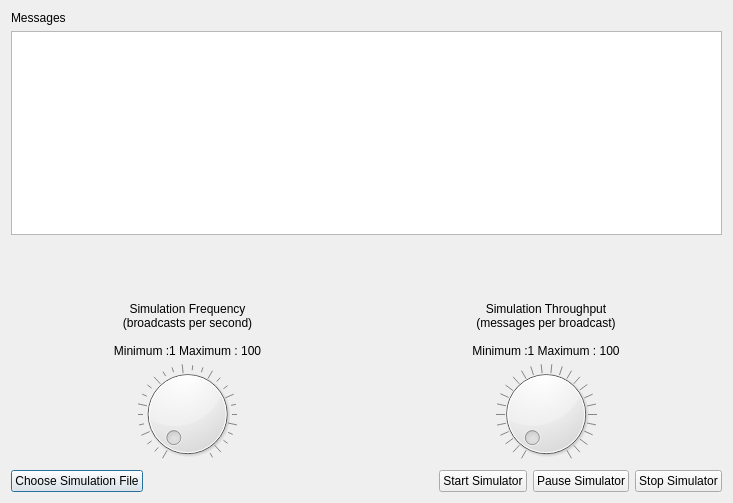
Old version of the form source/ArcGISQtMessageSimulator/SimulatorDialog.ui in the repository Esri/geomessage-simulator-qt.
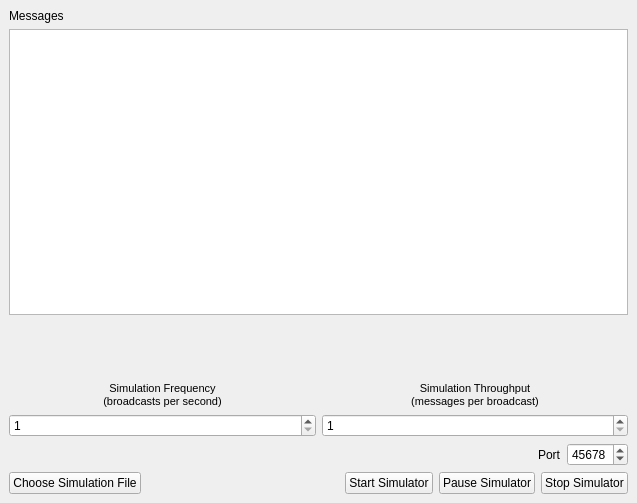
New version of the form.

Commit message: Update MessageSimulator to newer version with Geomessage

Patch:
```diff
--- a/source/ArcGISQtMessageSimulator/SimulatorDialog.ui
+++ b/source/ArcGISQtMessageSimulator/SimulatorDialog.ui
@@ -1,18 +1,19 @@
 <?xml version="1.0" encoding="UTF-8"?>
 <ui version="4.0">
  <class>SimulatorDialog</class>
- <widget class="QDialog" name="SimulatorDialog">
+ <widget class="QMainWindow" name="SimulatorDialog">
   <property name="geometry">
    <rect>
     <x>0</x>
     <y>0</y>
-    <width>733</width>
+    <width>637</width>
     <height>503</height>
    </rect>
   </property>
   <property name="windowTitle">
    <string>Message Simulator</string>
   </property>
+  <widget class="QWidget" name="centralwidget">
   <layout class="QVBoxLayout" name="verticalLayout">
    <item>
     <widget class="QLabel" name="label">
@@ -22,7 +23,14 @@
     </widget>
    </item>
    <item>
-    <widget class="QTableWidget" name="messagesWidget"/>
+     <widget class="QTableWidget" name="messagesWidget">
+      <property name="selectionMode">
+       <enum>QAbstractItemView::SingleSelection</enum>
+      </property>
+      <property name="selectionBehavior">
+       <enum>QAbstractItemView::SelectRows</enum>
+      </property>
+     </widget>
    </item>
    <item>
     <spacer name="horizontalSpacer_2">
@@ -69,77 +77,112 @@
     </spacer>
    </item>
    <item>
-    <layout class="QGridLayout" name="gridLayout" rowstretch="0,0" columnstretch="0,0">
-     <item row="0" column="0">
+     <layout class="QGridLayout" name="gridLayout" rowstretch="0,0,0,0" columnstretch="0,0">
+      <item row="2" column="0">
       <widget class="QLabel" name="lblFrequency">
        <property name="text">
-        <string>Simulation Frequency
-(broadcasts per second)
-
-Minimum :1 Maximum : 100</string>
+         <string>&lt;!DOCTYPE HTML PUBLIC &quot;-//W3C//DTD HTML 4.0//EN&quot; &quot;http://www.w3.org/TR/REC-html40/strict.dtd&quot;&gt;
+&lt;html&gt;&lt;head&gt;&lt;meta name=&quot;qrichtext&quot; content=&quot;1&quot; /&gt;&lt;style type=&quot;text/css&quot;&gt;
+p, li { white-space: pre-wrap; }
+&lt;/style&gt;&lt;/head&gt;&lt;body style=&quot; font-family:'MS Shell Dlg 2'; font-size:8.25pt; font-weight:400; font-style:normal;&quot;&gt;
+&lt;p style=&quot; margin-top:0px; margin-bottom:0px; margin-left:0px; margin-right:0px; -qt-block-indent:0; text-indent:0px;&quot;&gt;&lt;span style=&quot; font-size:8pt;&quot;&gt;Simulation Frequency&lt;/span&gt;&lt;/p&gt;
+&lt;p style=&quot; margin-top:0px; margin-bottom:0px; margin-left:0px; margin-right:0px; -qt-block-indent:0; text-indent:0px;&quot;&gt;&lt;span style=&quot; font-size:8pt;&quot;&gt;(broadcasts per second)&lt;/span&gt;&lt;/p&gt;&lt;/body&gt;&lt;/html&gt;</string>
        </property>
        <property name="alignment">
         <set>Qt::AlignCenter</set>
        </property>
       </widget>
      </item>
-     <item row="1" column="1">
-      <widget class="QDial" name="dialThroughput">
-       <property name="minimum">
-        <number>1</number>
-       </property>
-       <property name="maximum">
-        <number>100</number>
-       </property>
-       <property name="pageStep">
-        <number>1</number>
-       </property>
-       <property name="sliderPosition">
-        <number>1</number>
-       </property>
-       <property name="notchesVisible">
-        <bool>true</bool>
-       </property>
-      </widget>
-     </item>
-     <item row="0" column="1">
+      <item row="2" column="1">
       <widget class="QLabel" name="lblThroughput">
        <property name="text">
-        <string>Simulation Throughput
-(messages per broadcast)
-
-Minimum :1 Maximum : 100</string>
+         <string>&lt;!DOCTYPE HTML PUBLIC &quot;-//W3C//DTD HTML 4.0//EN&quot; &quot;http://www.w3.org/TR/REC-html40/strict.dtd&quot;&gt;
+&lt;html&gt;&lt;head&gt;&lt;meta name=&quot;qrichtext&quot; content=&quot;1&quot; /&gt;&lt;style type=&quot;text/css&quot;&gt;
+p, li { white-space: pre-wrap; }
+&lt;/style&gt;&lt;/head&gt;&lt;body style=&quot; font-family:'MS Shell Dlg 2'; font-size:8.25pt; font-weight:400; font-style:normal;&quot;&gt;
+&lt;p style=&quot; margin-top:0px; margin-bottom:0px; margin-left:0px; margin-right:0px; -qt-block-indent:0; text-indent:0px;&quot;&gt;&lt;span style=&quot; font-size:8pt;&quot;&gt;Simulation Throughput&lt;/span&gt;&lt;/p&gt;
+&lt;p style=&quot; margin-top:0px; margin-bottom:0px; margin-left:0px; margin-right:0px; -qt-block-indent:0; text-indent:0px;&quot;&gt;&lt;span style=&quot; font-size:8pt;&quot;&gt;(messages per broadcast)&lt;/span&gt;&lt;/p&gt;&lt;/body&gt;&lt;/html&gt;</string>
        </property>
        <property name="alignment">
         <set>Qt::AlignCenter</set>
        </property>
       </widget>
      </item>
-     <item row="1" column="0">
-      <widget class="QDial" name="dialFrequency">
+      <item row="3" column="1">
+       <widget class="QSpinBox" name="spinBox_throughput">
        <property name="minimum">
         <number>1</number>
        </property>
        <property name="maximum">
-        <number>100</number>
-       </property>
-       <property name="pageStep">
-        <number>3</number>
-       </property>
-       <property name="tracking">
-        <bool>true</bool>
-       </property>
-       <property name="invertedAppearance">
-        <bool>false</bool>
-       </property>
-       <property name="invertedControls">
-        <bool>false</bool>
-       </property>
-       <property name="wrapping">
-        <bool>false</bool>
-       </property>
-       <property name="notchesVisible">
-        <bool>true</bool>
+         <number>2000000000</number>
+        </property>
+        <property name="value">
+         <number>1</number>
+        </property>
+       </widget>
+      </item>
+      <item row="3" column="0">
+       <widget class="QSpinBox" name="spinBox_frequency">
+        <property name="minimum">
+         <number>1</number>
+        </property>
+        <property name="maximum">
+         <number>2000000000</number>
+        </property>
+        <property name="value">
+         <number>1</number>
+        </property>
+       </widget>
+      </item>
+     </layout>
+    </item>
+    <item>
+     <layout class="QHBoxLayout" name="layout_port">
+      <item>
+       <spacer name="horizontalSpacer_4">
+        <property name="orientation">
+         <enum>Qt::Horizontal</enum>
+        </property>
+        <property name="sizeHint" stdset="0">
+         <size>
+          <width>40</width>
+          <height>20</height>
+         </size>
+        </property>
+       </spacer>
+      </item>
+      <item>
+       <widget class="QLabel" name="label_port">
+        <property name="sizePolicy">
+         <sizepolicy hsizetype="Minimum" vsizetype="Minimum">
+          <horstretch>0</horstretch>
+          <verstretch>0</verstretch>
+         </sizepolicy>
+        </property>
+        <property name="text">
+         <string>Port</string>
+        </property>
+       </widget>
+      </item>
+      <item>
+       <widget class="QSpinBox" name="spinBox_port">
+        <property name="sizePolicy">
+         <sizepolicy hsizetype="Preferred" vsizetype="Minimum">
+          <horstretch>0</horstretch>
+          <verstretch>0</verstretch>
+         </sizepolicy>
+        </property>
+        <property name="maximumSize">
+         <size>
+          <width>200</width>
+          <height>16777215</height>
+         </size>
+        </property>
+        <property name="maximum">
+         <number>65535</number>
+        </property>
+        <property name="value">
+         <number>45678</number>
        </property>
       </widget>
      </item>
@@ -192,7 +235,7 @@
    </item>
   </layout>
  </widget>
- <layoutdefault spacing="6" margin="11"/>
+ </widget>
  <resources/>
  <connections/>
 </ui>
```
Lines whose indentation alone changed are shown as unchanged. The commit also changes 16 other files.
